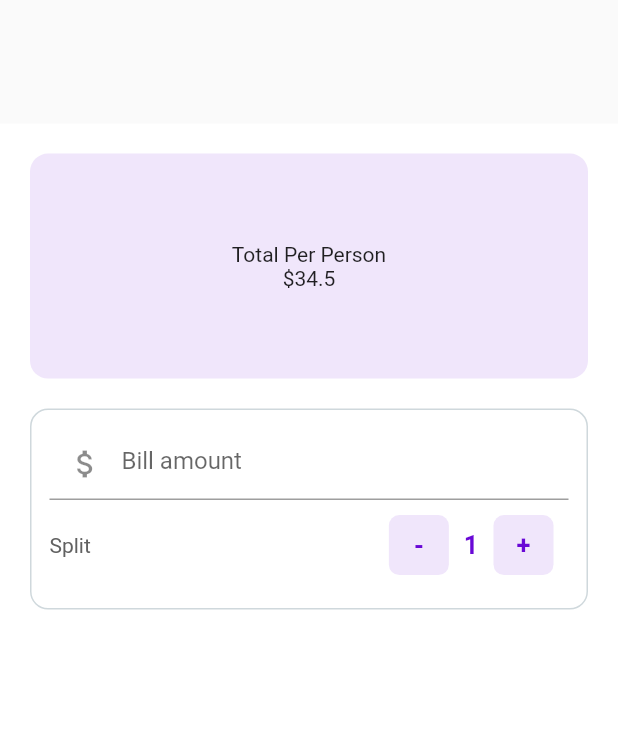
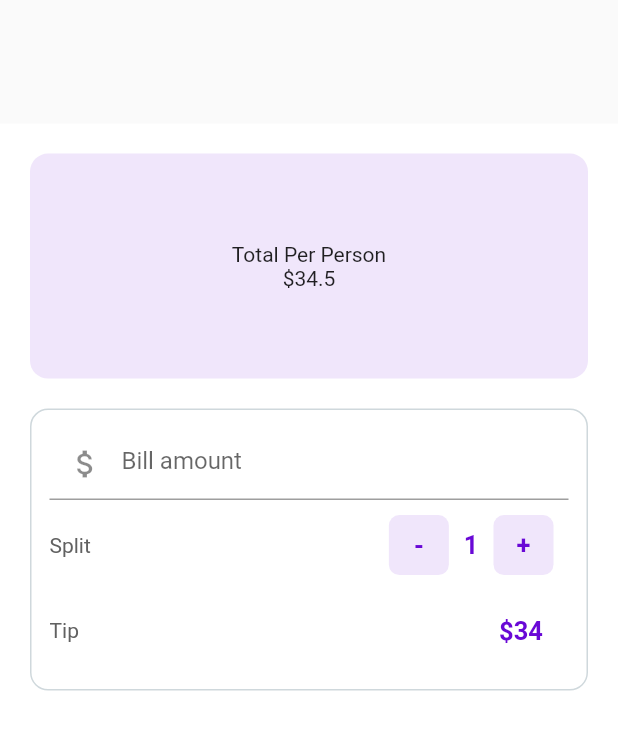
Before and after one commit to edmirmob/BillSplliter, a Flutter app: the screen it shows after launch, on a phone screen of 412 x 824 dp. Shown: the top 730 px of the screen. Run offline on Flutter 3.47's test engine with Material 2 defaults, Android fonts, the phone set to English and light mode, and no system bars.

Commit message:
Build the Tip Row

```diff
--- a/billsplitterflutter/lib/home.dart
+++ b/billsplitterflutter/lib/home.dart
@@ -137,7 +137,26 @@ class _HomeState extends State<Home> {
                             ),
                           ),
                         ],
-                      )
+                      ),
+                    ],
+                  ),
+                  Row(
+                    mainAxisAlignment: MainAxisAlignment.spaceBetween,
+                    children: [
+                      Text(
+                        'Tip',
+                        style: TextStyle(color: Colors.grey.shade700),
+                      ),
+                      Padding(
+                        padding: const EdgeInsets.all(17.0),
+                        child: Text(
+                          '\$34',
+                          style: TextStyle(
+                              color: _purple,
+                              fontSize: 17,
+                              fontWeight: FontWeight.bold),
+                        ),
+                      ),
                     ],
                   )
                 ],
```
